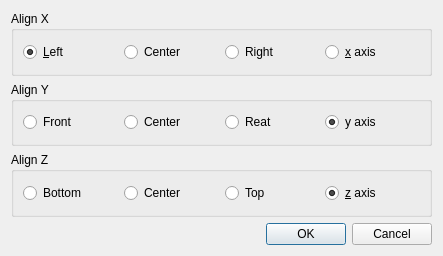
Old version of the form src/Gui/AlignModelDialog.ui in the repository fredrickojackson/CppCAM.
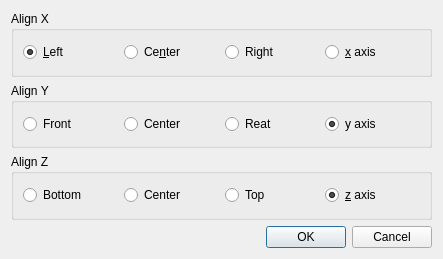
New version of the form. Icons and pictures are not drawn.

```diff
--- a/src/Gui/AlignModelDialog.ui
+++ b/src/Gui/AlignModelDialog.ui
@@ -10,7 +10,7 @@
     <x>0</x>
     <y>0</y>
     <width>443</width>
-    <height>256</height>
+    <height>259</height>
    </rect>
   </property>
   <property name="windowTitle">
@@ -33,7 +33,7 @@
       <item row="0" column="1">
        <widget class="QRadioButton" name="radioButton_xcen">
         <property name="text">
-         <string>Center</string>
+         <string>Ce&amp;nter</string>
         </property>
         <property name="checked">
          <bool>false</bool>
```
